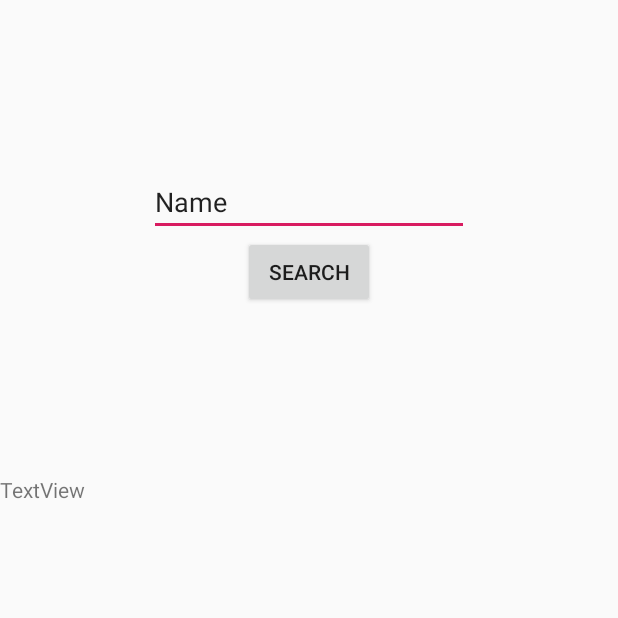
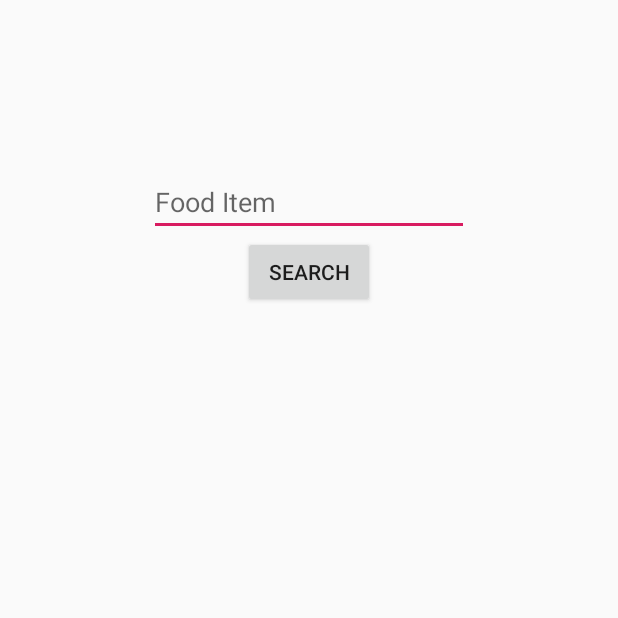
Before and after one commit to budgy11/ProjectHave2Eat, an Android app: the Calories screen opened directly, with no data from a screen before it, on a phone screen of 412 x 824 dp, the top half of it. Run offline under Robolectric (Android 15) with nearby library versions, the phone set to English and light mode, and no system bars.

Commit message:
removed text from textview in calories

```diff
--- a/app/src/main/res/layout/activity_calories.xml
+++ b/app/src/main/res/layout/activity_calories.xml
@@ -21,8 +21,8 @@
         android:layout_height="wrap_content"
         android:layout_marginTop="112dp"
         android:ems="10"
+        android:hint="Food Item"
         android:inputType="text"
-        android:text="Name"
         app:layout_constraintEnd_toEndOf="parent"
         app:layout_constraintStart_toStartOf="parent"
         app:layout_constraintTop_toTopOf="parent" />
@@ -41,8 +41,7 @@
             <TextView
                 android:id="@+id/textView3"
                 android:layout_width="match_parent"
-                android:layout_height="wrap_content"
-                android:text="TextView" />
+                android:layout_height="wrap_content" />
         </ScrollView>
 
     </RelativeLayout>
```
